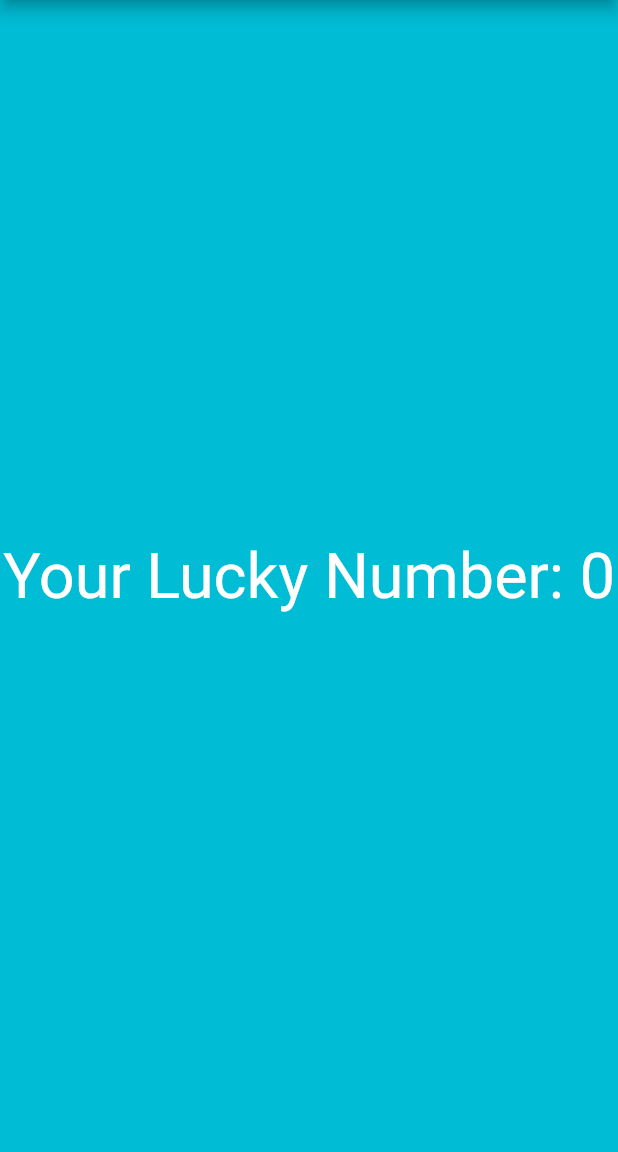
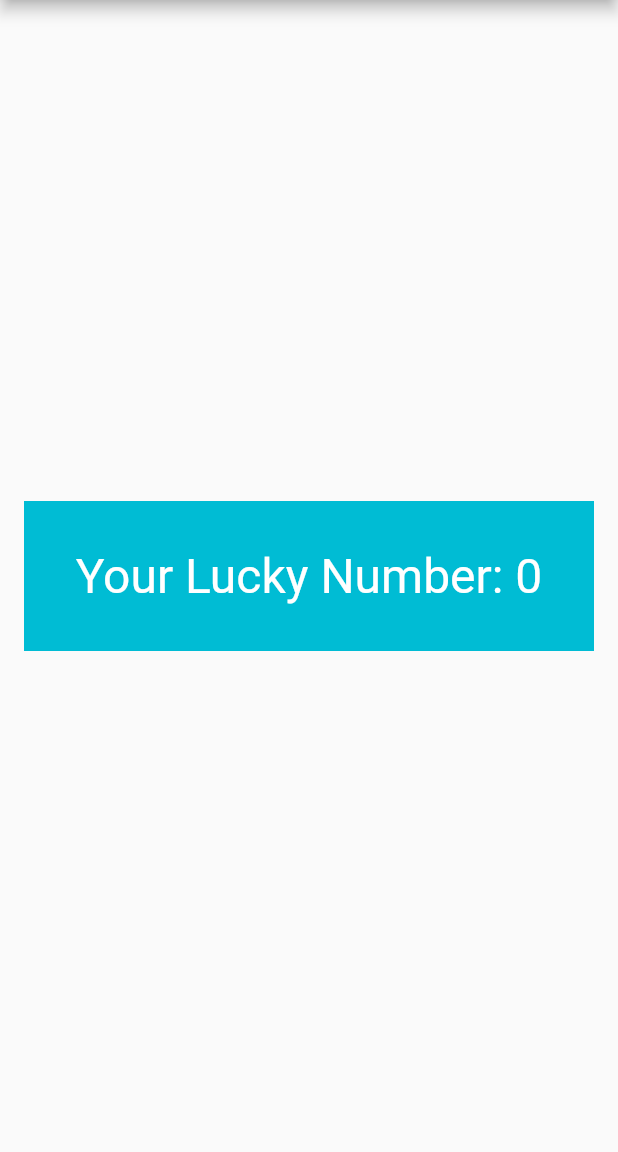
Before and after one commit to Divyansh747/Hello_flutter-app, a Flutter app: the screen it shows after launch, on a phone screen of 412 x 824 dp, the part 84-1236 px from its top. Run offline on Flutter 3.47's test engine with Material 2 defaults, Android fonts, the phone set to English and light mode, and no system bars.

Commit message:
Add: ContainerPadding

```diff
--- a/lib/app_screens/first_screen.dart
+++ b/lib/app_screens/first_screen.dart
@@ -5,14 +5,23 @@ class FirstScreen extends StatelessWidget{
 @override
 Widget build(BuildContext context) {
  return Material(
+    //color: Colors.cyan,
+
+     child: Center(
+       child: Container(
+         alignment: Alignment.center,
          color: Colors.cyan,
-    child: Center(
+         width: 380,
+         height: 100,
        child: Text(
          generateLuckyNumber(),
          textDirection: TextDirection.ltr,
-        style: TextStyle(color: Colors.white, fontSize: 42.0),
+         style: TextStyle(color: Colors.white, fontSize: 32.0),
        ),
      ),
+
+   )
+
  );
 }
 
```
Lines whose indentation alone changed are shown as unchanged.
